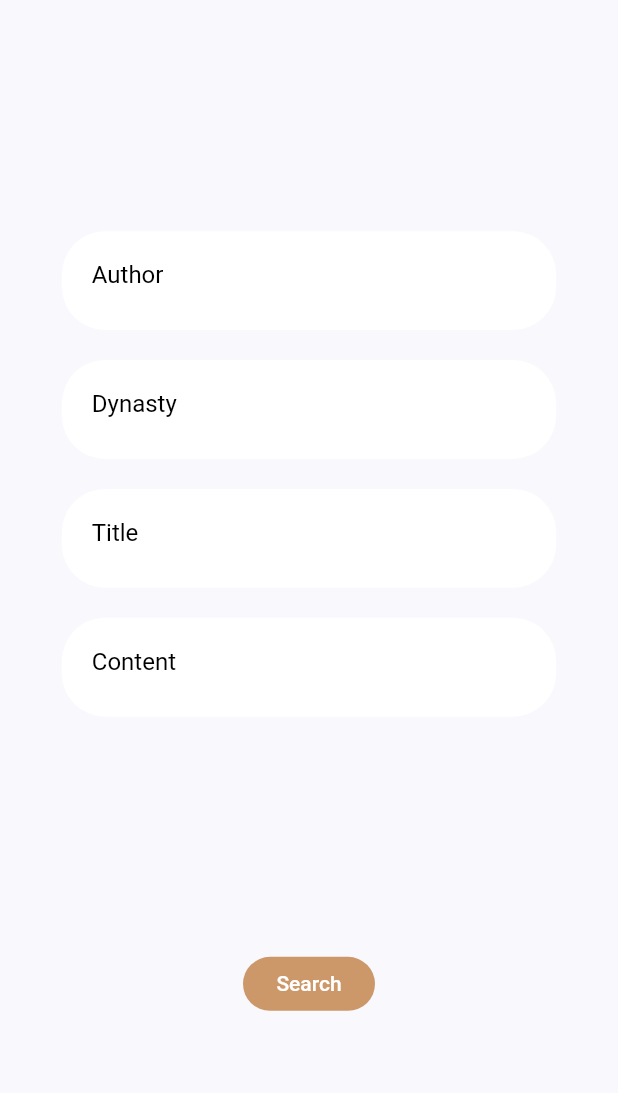
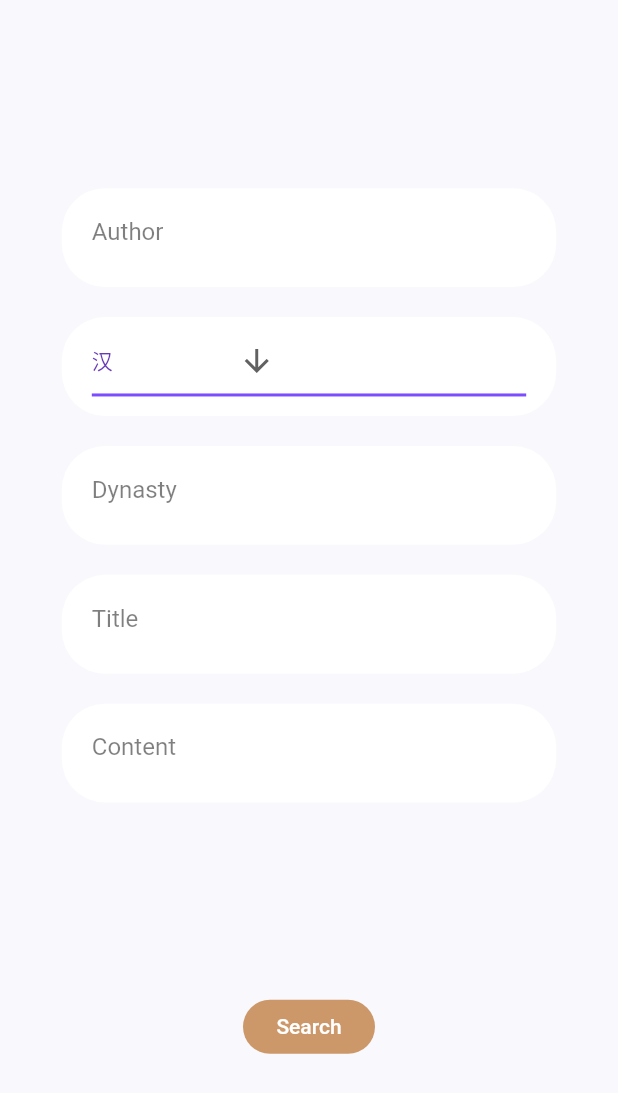
Before and after one commit to dmrasf/Verses, a Flutter app: the SearchScreen screen opened directly, on a phone screen of 412 x 824 dp. Shown: the top 1093 px of the screen. Run offline on Flutter 3.47's test engine with Material 2 defaults, Android fonts, the phone set to English and light mode, and no system bars; our stand-ins replace flutter_svg; network calls fail.

Commit message:
使用下拉列表选择朝代[50%] search[60%]

```diff
--- a/lib/screens/search/components/search_and_poetry.dart
+++ b/lib/screens/search/components/search_and_poetry.dart
@@ -1,5 +1,6 @@
 import 'package:flutter/material.dart';
 import 'package:Verses/contants.dart';
+import 'package:Verses/screens/search/components/text_and_drop_container.dart';
 import 'package:flutter_svg/flutter_svg.dart';
 
 class SearchPoetry extends StatelessWidget {
@@ -23,6 +24,7 @@ class SearchPoetry extends StatelessWidget {
     this.myFocusNodeTitle,
     this.myFocusNodeContent,
   }) : super(key: key);
+
   @override
   Widget build(BuildContext context) {
     return Column(
@@ -31,84 +33,42 @@ class SearchPoetry extends StatelessWidget {
           child: TextField(
             controller: myControllerAuthor,
             focusNode: myFocusNodeAuthor,
-            decoration: InputDecoration(
-              hintText: VersesLocalizations.of(context).author,
-              hintStyle: TextStyle(
-                color: Colors.black,
-              ),
-              enabledBorder: InputBorder.none,
-              focusedBorder: InputBorder.none,
-            ),
+            decoration: getInputDec(VersesLocalizations.of(context).author),
           ),
         ),
+        DropContainer(),
         TextFieldContainer(
           child: TextField(
             controller: myControllerDynasty,
             focusNode: myFocusNodeDynasty,
-            decoration: InputDecoration(
-              hintText: VersesLocalizations.of(context).dynasty,
-              hintStyle: TextStyle(
-                color: Colors.black,
-              ),
-              enabledBorder: InputBorder.none,
-              focusedBorder: InputBorder.none,
-            ),
+            decoration: getInputDec(VersesLocalizations.of(context).dynasty),
           ),
         ),
         TextFieldContainer(
           child: TextField(
             controller: myControllerTitle,
             focusNode: myFocusNodeTitle,
-            decoration: InputDecoration(
-              hintText: VersesLocalizations.of(context).title,
-              hintStyle: TextStyle(
-                color: Colors.black,
-              ),
-              enabledBorder: InputBorder.none,
-              focusedBorder: InputBorder.none,
-            ),
+            decoration: getInputDec(VersesLocalizations.of(context).title),
           ),
         ),
         TextFieldContainer(
           child: TextField(
             controller: myControllerContent,
             focusNode: myFocusNodeContent,
-            decoration: InputDecoration(
-              hintText: VersesLocalizations.of(context).content,
-              hintStyle: TextStyle(
-                color: Colors.black,
-              ),
-              enabledBorder: InputBorder.none,
-              focusedBorder: InputBorder.none,
-            ),
+            decoration: getInputDec(VersesLocalizations.of(context).content),
           ),
         ),
       ],
     );
   }
-}
 
-class TextFieldContainer extends StatelessWidget {
-  final Widget child;
-
-  const TextFieldContainer({
-    Key key,
-    this.child,
-  }) : super(key: key);
-
-  @override
-  Widget build(BuildContext context) {
-    Size size = MediaQuery.of(context).size;
-    return Container(
-      margin: EdgeInsets.symmetric(vertical: 10),
-      padding: EdgeInsets.symmetric(horizontal: 20, vertical: 5),
-      height: size.height * 0.08,
-      width: size.width * 0.8,
-      decoration: BoxDecoration(
-        color: Colors.white,
-        borderRadius: BorderRadius.circular(29),
-      ),
-      child: this.child,
+  // 修饰搜索框
+  InputDecoration getInputDec(String hintStr) {
+    return InputDecoration(
+      hintText: hintStr,
+      hintStyle: TextStyle(color: Colors.black.withOpacity(0.5)),
+      enabledBorder: InputBorder.none,
+      focusedBorder: InputBorder.none,
     );
   }
 }
--- /dev/null
+++ b/lib/screens/search/components/text_and_drop_container.dart
@@ -0,0 +1,107 @@
+import 'package:flutter/material.dart';
+import 'package:Verses/contants.dart';
+
+class TextFieldContainer extends StatelessWidget {
+  final Widget child;
+
+  const TextFieldContainer({
+    Key key,
+    this.child,
+  }) : super(key: key);
+
+  @override
+  Widget build(BuildContext context) {
+    Size size = MediaQuery.of(context).size;
+    return Container(
+      margin: EdgeInsets.symmetric(vertical: 10),
+      padding: EdgeInsets.symmetric(horizontal: 20, vertical: 5),
+      height: size.height * 0.08,
+      width: size.width * 0.8,
+      decoration: BoxDecoration(
+        color: Colors.white,
+        borderRadius: BorderRadius.circular(29),
+      ),
+      child: this.child,
+    );
+  }
+}
+
+class DropContainer extends StatefulWidget {
+  DropContainer({Key key}) : super(key: key);
+
+  @override
+  State<StatefulWidget> createState() {
+    return _DropContainerState();
+  }
+}
+
+class _DropContainerState extends State<DropContainer> {
+  String dropdownValue = '汉';
+
+  @override
+  Widget build(BuildContext context) {
+    Size size = MediaQuery.of(context).size;
+    return Container(
+      margin: EdgeInsets.symmetric(vertical: 10),
+      padding: EdgeInsets.symmetric(horizontal: 20, vertical: 5),
+      height: size.height * 0.08,
+      width: size.width * 0.8,
+      decoration: BoxDecoration(
+        color: Colors.white,
+        borderRadius: BorderRadius.circular(29),
+      ),
+      child: DropdownButton<String>(
+        value: dropdownValue,
+        icon: Icon(Icons.arrow_downward),
+        iconSize: 24,
+        elevation: 16,
+        style: TextStyle(color: Colors.deepPurple),
+        underline: Container(
+          height: 2,
+          color: Colors.deepPurpleAccent,
+        ),
+        onChanged: (String newValue) {
+          setState(() {
+            dropdownValue = newValue;
+          });
+        },
+        items: createDynasties(),
+      ),
+    );
+  }
+
+  List<DropdownMenuItem> createDynasties() {
+    return <String>[
+      '先秦',
+      '秦',
+      '汉',
+      '隋',
+      '隋末唐初',
+      '唐',
+      '唐末宋初',
+      '魏晋',
+      '魏晋末南北朝初',
+      '南北朝',
+      '辽',
+      '宋',
+      '宋末金初',
+      '金',
+      '金末元初',
+      '宋末元初',
+      '元',
+      '元末明初',
+      '明',
+      '明末清初',
+      '清',
+      '清末民国初',
+      '民国末当代初',
+      '近现代',
+      '当代'
+    ].map<DropdownMenuItem<String>>((String value) {
+      return DropdownMenuItem<String>(
+        value: value,
+        child: Text(value),
+      );
+    }).toList();
+  }
+}
```
